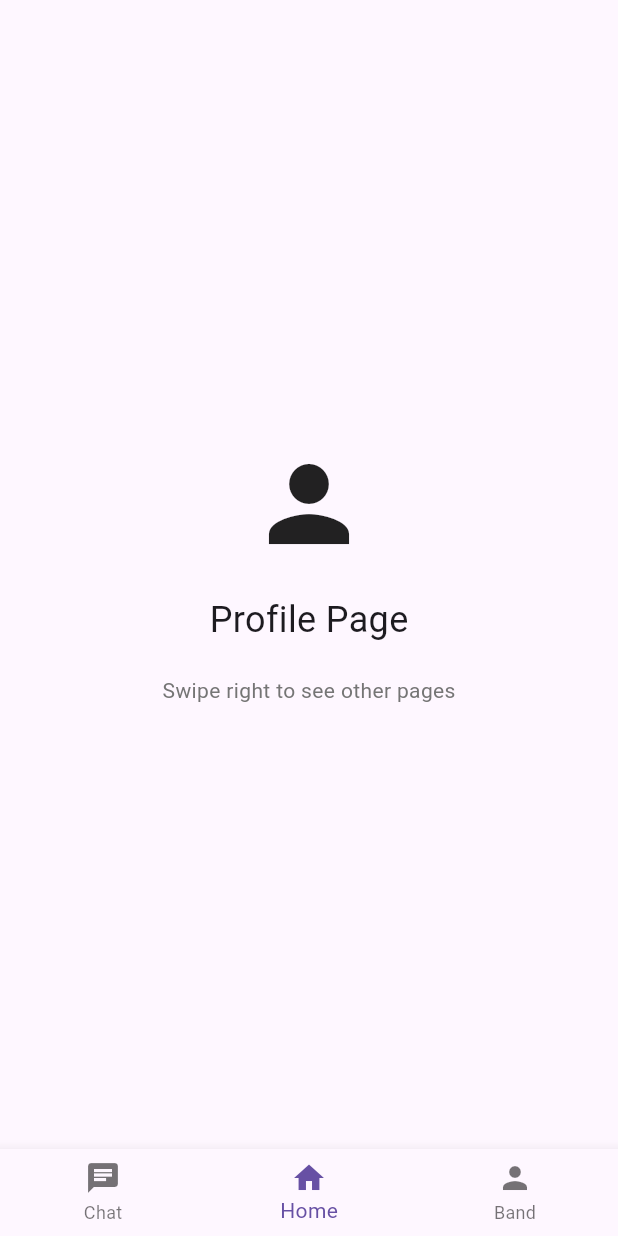
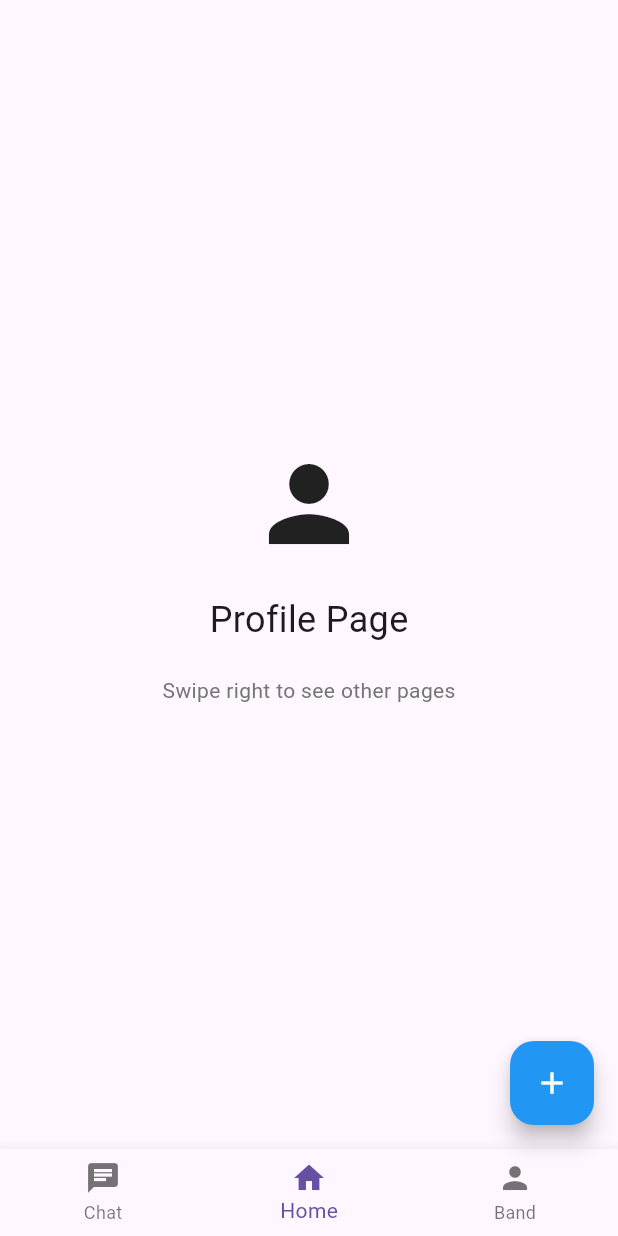
Before and after one commit to delegator-ch/docs, a Flutter app: the screen it shows after launch, swiped to page 2, on a phone screen of 412 x 824 dp. Run offline on Flutter 3.47's test engine with Material 3 defaults, Android fonts, the phone set to English and light mode, and no system bars; network calls fail.

Commit message:
Add + button to home screen

```diff
--- a/code/delegator-app/lib/main.dart
+++ b/code/delegator-app/lib/main.dart
@@ -12,6 +12,7 @@ class MyApp extends StatelessWidget {
   Widget build(BuildContext context) {
     return MaterialApp(
       title: 'Bottom Nav with Swipe',
+      debugShowCheckedModeBanner: false,
       theme: ThemeData(primarySwatch: Colors.blue, useMaterial3: true),
       home: const PageMain(),
     );
--- a/code/delegator-app/lib/pages/page-main.dart
+++ b/code/delegator-app/lib/pages/page-main.dart
@@ -37,6 +37,13 @@ class _PageMainState extends State<PageMain> {
     });
   }
 
+  void _onAddButtonPressed() {
+    // You can implement the action for the add button here
+    ScaffoldMessenger.of(
+      context,
+    ).showSnackBar(const SnackBar(content: Text('Add button pressed')));
+  }
+
   @override
   void dispose() {
     _pageController.dispose();
@@ -51,6 +58,15 @@ class _PageMainState extends State<PageMain> {
         onPageChanged: _onPageChanged,
         children: _pages,
       ),
+      floatingActionButton:
+          _selectedIndex ==
+                  1 // Show FAB only on home page
+              ? FloatingActionButton(
+                onPressed: _onAddButtonPressed,
+                backgroundColor: Colors.blue,
+                child: const Icon(Icons.add, color: Colors.white),
+              )
+              : null,
       bottomNavigationBar: BottomNavigationBar(
         currentIndex: _selectedIndex,
         onTap: _onItemTapped,
```
